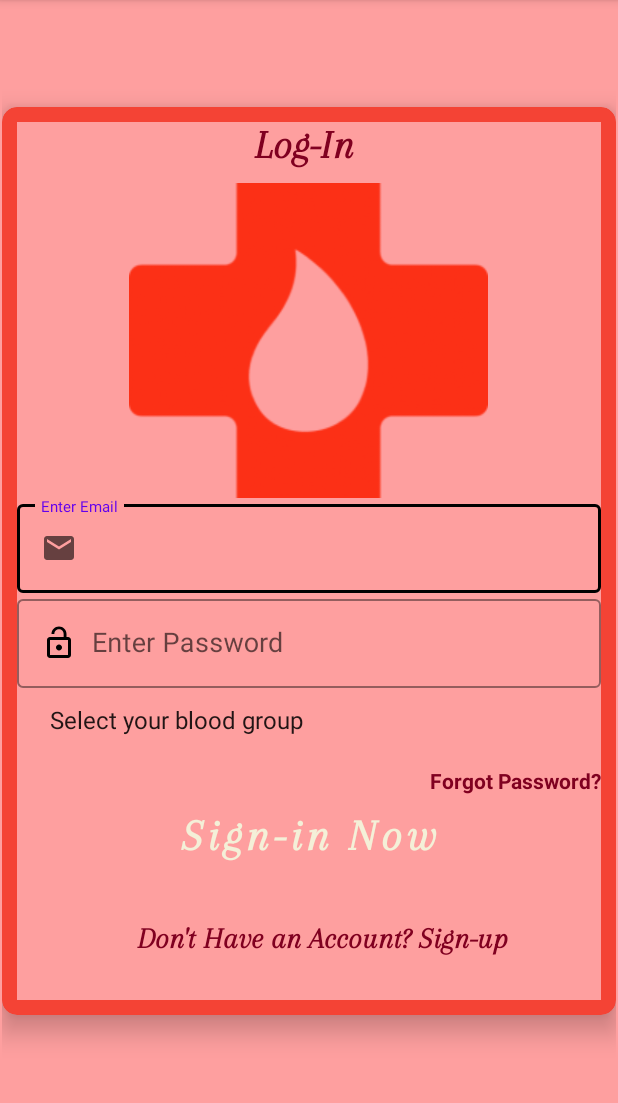
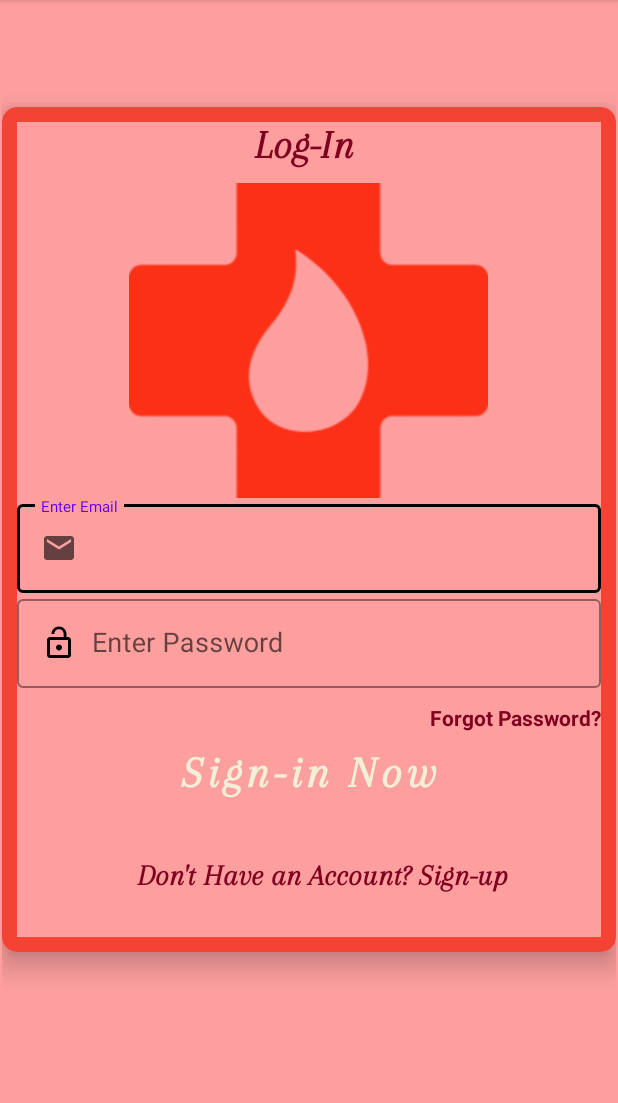
Before and after one commit to saifur-durjoy/BloodHero, an Android app: the screen it shows after launch (LoginActivity), on a phone screen of 412 x 824 dp, the part 84-1187 px from its top. Run offline under Robolectric (Android 15) with nearby library versions, the phone set to English and light mode, and no system bars; our stand-ins replace Firebase (no records; nobody signed in at launch, a user with empty details on screens opened directly).

Commit message:
Dummy Login

```diff
--- a/app/src/main/java/com/example/bloodhero/MainActivity.java
+++ b/app/src/main/java/com/example/bloodhero/MainActivity.java
@@ -7,7 +7,10 @@ import android.os.Handler;
 import android.view.View;
 import android.view.animation.Animation;
 import android.view.animation.AnimationUtils;
+import android.widget.Button;
 import android.widget.ImageView;
+
+import com.google.firebase.auth.FirebaseAuth;
 
 public class MainActivity extends AppCompatActivity {
 
@@ -19,6 +22,8 @@ public class MainActivity extends AppCompatActivity {
     protected void onCreate(Bundle savedInstanceState) {
         super.onCreate(savedInstanceState);
         setContentView(R.layout.activity_splash_screen);
+
+
 
         decorView = getWindow().getDecorView();
         decorView.setOnSystemUiVisibilityChangeListener(visibility -> {
@@ -35,6 +40,7 @@ public class MainActivity extends AppCompatActivity {
             startActivity(i);
             finish();
         },4000);
+
 
     }
     @Override
--- a/app/src/main/java/com/example/bloodhero/MainActivity1.java
+++ b/app/src/main/java/com/example/bloodhero/MainActivity1.java
@@ -18,6 +18,8 @@ public class MainActivity1 extends AppCompatActivity {
         super.onCreate(savedInstanceState);
         setContentView(R.layout.activity_main1);
 
+        button = findViewById(R.id.button);
+
         button.setOnClickListener(new View.OnClickListener() {
             @Override
             public void onClick(View view) {
--- a/app/src/main/res/layout/activity_login.xml
+++ b/app/src/main/res/layout/activity_login.xml
@@ -73,7 +73,7 @@
                     android:drawableStart="@drawable/ic_mail"
                     android:drawablePadding="10dp"
                     android:hint="@string/enter_email"
-                    android:inputType="textPassword"
+                    android:inputType="text"
                     android:textColor="#000"
                     android:textColorHint="#000"
                     android:textSize="18sp"
@@ -103,18 +103,6 @@
                     />
             </com.google.android.material.textfield.TextInputLayout>
 
-            <Spinner
-                android:id="@+id/bloodGroupsSpinner"
-                android:layout_width="match_parent"
-                android:layout_height="wrap_content"
-                android:layout_gravity="center"
-                android:layout_marginStart="9dp"
-                android:layout_marginTop="10dp"
-                android:layout_marginBottom="10dp"
-                android:background="#FE9F9F"
-                android:entries="@array/bloodgroups"
-                android:gravity="center"
-                tools:ignore="TouchTargetSizeCheck" />
 
             <TextView
                 android:id="@+id/forgotpassword"
--- a/app/src/main/res/layout/activity_main1.xml
+++ b/app/src/main/res/layout/activity_main1.xml
@@ -7,7 +7,7 @@
     tools:context=".MainActivity1">
 
     <Button
-        android:id="@+id/Button"
+        android:id="@+id/button"
         android:layout_width="match_parent"
         android:layout_height="wrap_content"
         android:fontFamily="@font/arapeyitalic"
```
